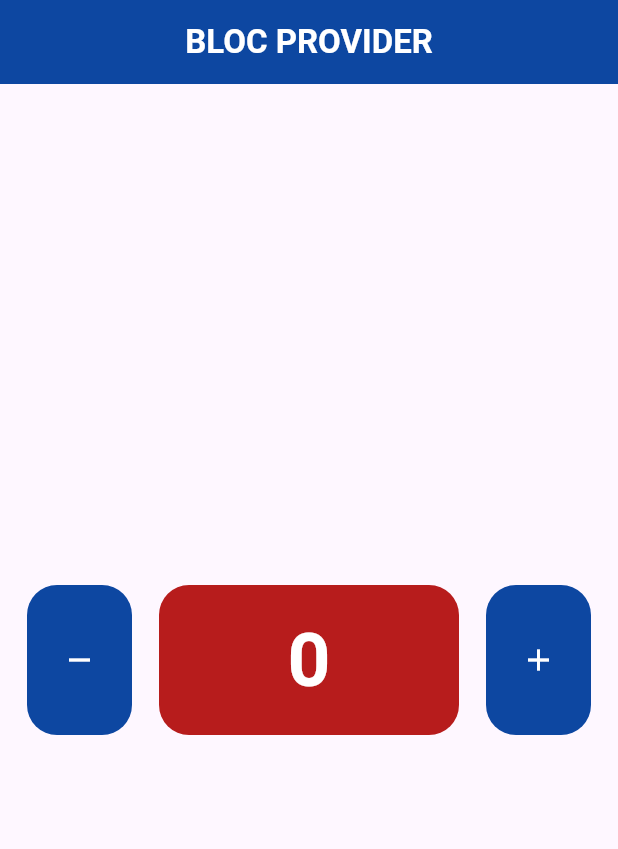
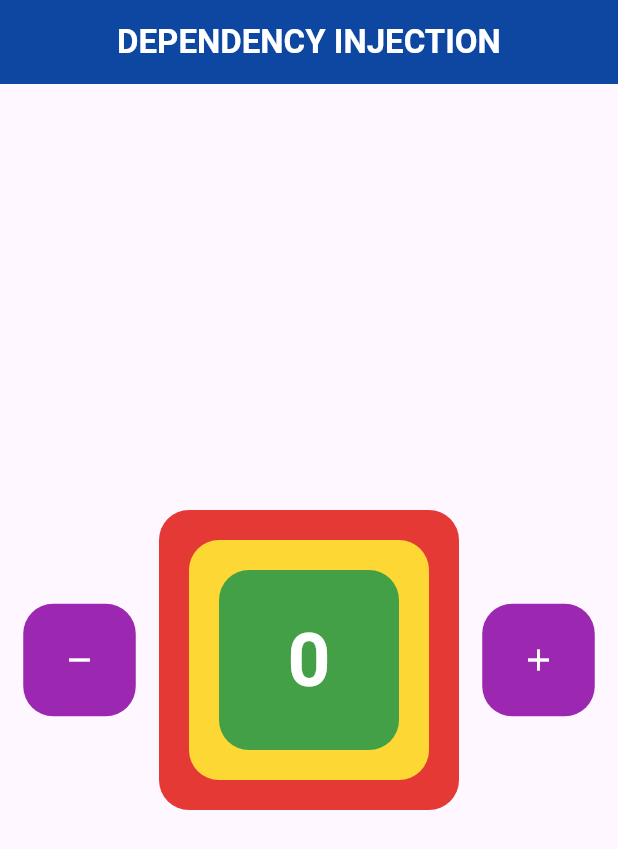
Before and after one commit to iqbalsuwandi20/state-managemet-bloc, a Flutter app: the screen it shows after launch, on a phone screen of 412 x 824 dp. Shown: the top 849 px of the screen. Run offline on Flutter 3.47's test engine with Material 3 defaults, Android fonts, the light colour scheme and no system bars; our stand-ins replace bloc, flutter_bloc.

Commit message:
dependency injection

```diff
--- a/lib/main.dart
+++ b/lib/main.dart
@@ -2,7 +2,7 @@ import 'package:flutter/material.dart';
 import 'package:flutter_bloc/flutter_bloc.dart';
 
 import 'controllers/counter.dart';
-import 'pages/home.dart';
+import 'pages/home_page.dart';
 
 void main() {
   runApp(const MyApp());
--- /dev/null
+++ b/lib/pages/center_data.dart
@@ -0,0 +1,16 @@
+import 'package:flutter/material.dart';
+
+import 'text_data.dart';
+
+class CenterData extends StatelessWidget {
+  const CenterData({
+    super.key,
+  });
+
+  @override
+  Widget build(BuildContext context) {
+    return const Center(
+      child: TextData(),
+    );
+  }
+}
--- a/lib/pages/center_widget.dart
+++ /dev/null
@@ -1,31 +0,0 @@
-import 'package:flutter/material.dart';
-import 'package:flutter_bloc/flutter_bloc.dart';
-
-import '../controllers/counter.dart';
-
-class CenterWidget extends StatelessWidget {
-  const CenterWidget({
-    super.key,
-  });
-
-  @override
-  Widget build(BuildContext context) {
-    Counter myCounter = BlocProvider.of<Counter>(context);
-
-    return Center(
-      child: BlocBuilder(
-        bloc: myCounter,
-        builder: (context, state) {
-          return Text(
-            "$state",
-            style: const TextStyle(
-              fontSize: 50,
-              color: Colors.white,
-              fontWeight: FontWeight.bold,
-            ),
-          );
-        },
-      ),
-    );
-  }
-}
--- /dev/null
+++ b/lib/pages/hijau.dart
@@ -0,0 +1,21 @@
+import 'package:flutter/material.dart';
+
+import 'center_data.dart';
+
+class Hijau extends StatelessWidget {
+  const Hijau({
+    super.key,
+  });
+
+  @override
+  Widget build(BuildContext context) {
+    return Container(
+      margin: const EdgeInsets.all(20),
+      decoration: BoxDecoration(
+        color: Colors.green[600],
+        borderRadius: BorderRadius.circular(20),
+      ),
+      child: const CenterData(),
+    );
+  }
+}
--- a/lib/pages/home.dart
+++ /dev/null
@@ -1,79 +0,0 @@
-import 'package:flutter/material.dart';
-import 'package:flutter_bloc/flutter_bloc.dart';
-
-import '../controllers/counter.dart';
-import 'data_widget.dart';
-
-class HomePage extends StatelessWidget {
-  const HomePage({super.key});
-
-  @override
-  Widget build(BuildContext context) {
-    Counter myCounter = BlocProvider.of<Counter>(context);
-
-    return Scaffold(
-      appBar: AppBar(
-        title: Text(
-          "Bloc Provider".toUpperCase(),
-          style: const TextStyle(
-            color: Colors.white,
-            fontWeight: FontWeight.bold,
-          ),
-        ),
-        backgroundColor: Colors.blue[900],
-        centerTitle: true,
-      ),
-      body: Column(
-        mainAxisAlignment: MainAxisAlignment.center,
-        children: [
-          Row(
-            mainAxisAlignment: MainAxisAlignment.spaceEvenly,
-            children: [
-              Material(
-                color: Colors.blue[900],
-                borderRadius: BorderRadius.circular(20),
-                child: InkWell(
-                  onTap: () {
-                    myCounter.decrement();
-                  },
-                  borderRadius: BorderRadius.circular(20),
-                  child: const SizedBox(
-                    height: 100,
-                    width: 70,
-                    child: Center(
-                      child: Icon(
-                        Icons.remove,
-                        color: Colors.white,
-                      ),
-                    ),
-                  ),
-                ),
-              ),
-              const DataWidget(),
-              Material(
-                color: Colors.blue[900],
-                borderRadius: BorderRadius.circular(20),
-                child: InkWell(
-                  onTap: () {
-                    myCounter.increment();
-                  },
-                  borderRadius: BorderRadius.circular(20),
-                  child: const SizedBox(
-                    height: 100,
-                    width: 70,
-                    child: Center(
-                      child: Icon(
-                        Icons.add,
-                        color: Colors.white,
-                      ),
-                    ),
-                  ),
-                ),
-              ),
-            ],
-          ),
-        ],
-      ),
-    );
-  }
-}
--- /dev/null
+++ b/lib/pages/home_page.dart
@@ -0,0 +1,72 @@
+import 'package:flutter/material.dart';
+import 'package:flutter_bloc/flutter_bloc.dart';
+
+import '../controllers/counter.dart';
+import 'merah.dart';
+
+class HomePage extends StatelessWidget {
+  const HomePage({super.key});
+
+  @override
+  Widget build(BuildContext context) {
+    Counter counter = BlocProvider.of<Counter>(context);
+
+    return Scaffold(
+      appBar: AppBar(
+        title: Text(
+          "Dependency Injection".toUpperCase(),
+          style: const TextStyle(
+            color: Colors.white,
+            fontWeight: FontWeight.bold,
+          ),
+        ),
+        centerTitle: true,
+        backgroundColor: Colors.blue[900],
+      ),
+      body: Center(
+        child: Row(
+          mainAxisAlignment: MainAxisAlignment.spaceEvenly,
+          children: [
+            Material(
+              color: Colors.purple[500],
+              borderRadius: BorderRadius.circular(20),
+              child: InkWell(
+                onTap: () {
+                  counter.decrement();
+                },
+                borderRadius: BorderRadius.circular(20),
+                child: const SizedBox(
+                  height: 75,
+                  width: 75,
+                  child: Icon(
+                    Icons.remove,
+                    color: Colors.white,
+                  ),
+                ),
+              ),
+            ),
+            const Merah(),
+            Material(
+              color: Colors.purple[500],
+              borderRadius: BorderRadius.circular(20),
+              child: InkWell(
+                onTap: () {
+                  counter.increment();
+                },
+                borderRadius: BorderRadius.circular(20),
+                child: const SizedBox(
+                  height: 75,
+                  width: 75,
+                  child: Icon(
+                    Icons.add,
+                    color: Colors.white,
+                  ),
+                ),
+              ),
+            ),
+          ],
+        ),
+      ),
+    );
+  }
+}
--- a/lib/pages/data_widget.dart
+++ b/lib/pages/kuning.dart
@@ -1,22 +1,21 @@
 import 'package:flutter/material.dart';
 
-import 'center_widget.dart';
+import 'hijau.dart';
 
-class DataWidget extends StatelessWidget {
-  const DataWidget({
+class Kuning extends StatelessWidget {
+  const Kuning({
     super.key,
   });
 
   @override
   Widget build(BuildContext context) {
     return Container(
-      height: 100,
-      width: 200,
+      margin: const EdgeInsets.all(20),
       decoration: BoxDecoration(
-        color: Colors.red[900],
+        color: Colors.yellow[600],
         borderRadius: BorderRadius.circular(20),
       ),
-      child: const CenterWidget(),
+      child: const Hijau(),
     );
   }
 }
--- /dev/null
+++ b/lib/pages/merah.dart
@@ -0,0 +1,22 @@
+import 'package:flutter/material.dart';
+
+import 'kuning.dart';
+
+class Merah extends StatelessWidget {
+  const Merah({
+    super.key,
+  });
+
+  @override
+  Widget build(BuildContext context) {
+    return Container(
+      height: 200,
+      width: 200,
+      decoration: BoxDecoration(
+        color: Colors.red[600],
+        borderRadius: BorderRadius.circular(20),
+      ),
+      child: Kuning(),
+    );
+  }
+}
--- /dev/null
+++ b/lib/pages/text_data.dart
@@ -0,0 +1,26 @@
+import 'package:flutter/material.dart';
+import 'package:flutter_bloc/flutter_bloc.dart';
+
+import '../controllers/counter.dart';
+
+class TextData extends StatelessWidget {
+  const TextData({
+    super.key,
+  });
+
+  @override
+  Widget build(BuildContext context) {
+    Counter counter = BlocProvider.of<Counter>(context);
+    return BlocBuilder(
+      bloc: counter,
+      builder: (context, state) => Text(
+        "$state",
+        style: const TextStyle(
+          fontSize: 50,
+          fontWeight: FontWeight.bold,
+          color: Colors.white,
+        ),
+      ),
+    );
+  }
+}
```
